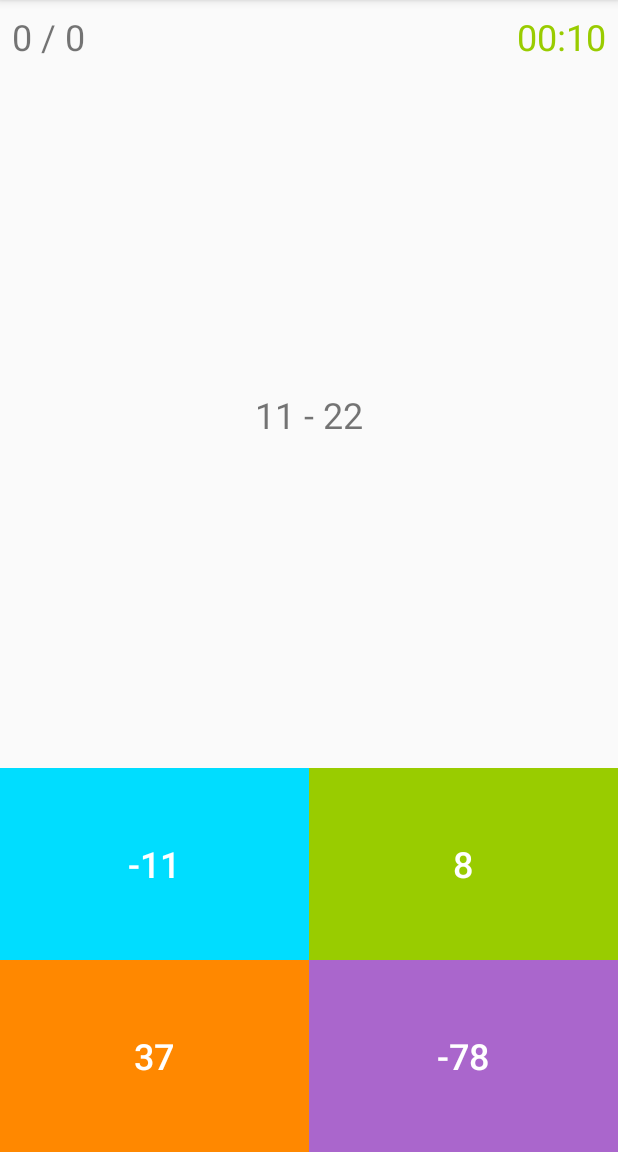
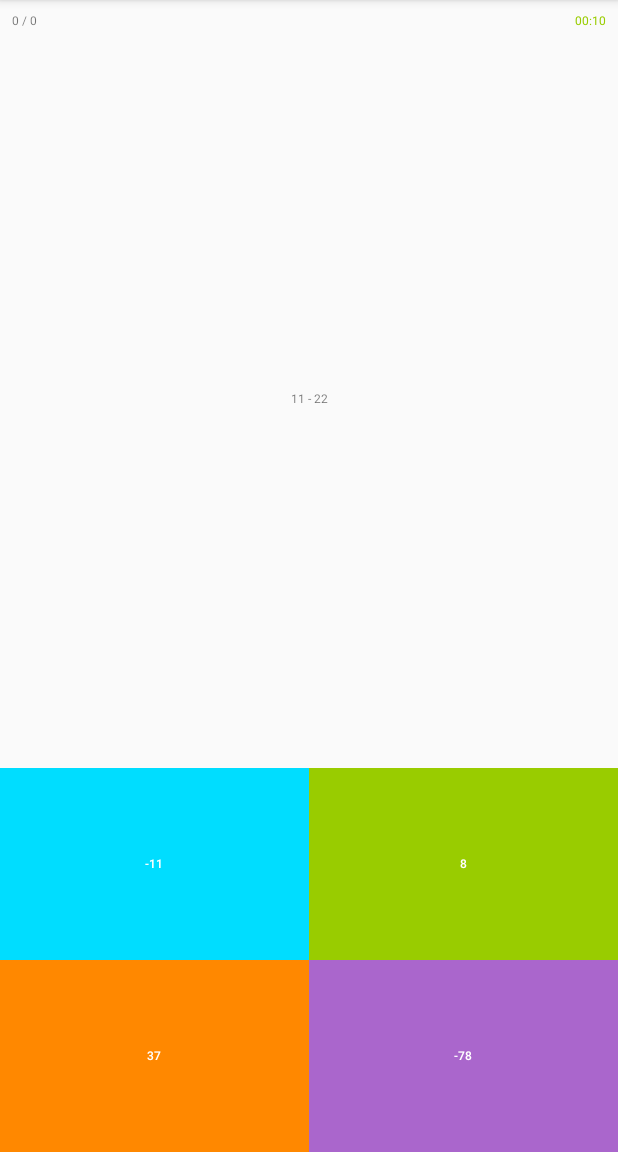
Before and after one commit to Nikulia/BrainTrainer, an Android app: the screen it shows after launch (MainActivity), on a phone screen of 412 x 824 dp, the part 84-1236 px from its top. Run offline under Robolectric (Android 15) with nearby library versions, the phone set to English and light mode, and no system bars.

Commit message:
Commit 4

```diff
--- a/app/src/main/java/com/example/braintrainer/MainActivity.java
+++ b/app/src/main/java/com/example/braintrainer/MainActivity.java
@@ -22,8 +22,7 @@ public class MainActivity extends AppCompatActivity {
     private static final int MAX_SUM = 200;
     private static final int COUNT_OF_VARIANTS = 4;
     public static final String SCORE = "score";
-    private static final String GAMES_PLAYED = "gamesPlayed";
-    private static final String TIMER = "timer";
+
     private Random random;
     private int rightVariant;
     private int score;
@@ -93,10 +92,18 @@ public class MainActivity extends AppCompatActivity {
     private ArrayList<Integer> getVariants(int rightVariant) {
         ArrayList<Integer> variants = new ArrayList<>();
         variants.add(rightVariant);
-        for (int i = 0; i < COUNT_OF_VARIANTS - 1; i++)
-            variants.add(random.nextInt(MAX_SUM) - MAX_SUM / 2);
+        for (int i = 0; i < COUNT_OF_VARIANTS - 1; i++) {
+            int wrongVariant = getWrongVariant();
+            while (wrongVariant == rightVariant)
+                wrongVariant = getWrongVariant();
+            variants.add(wrongVariant);
+        }
         Collections.shuffle(variants);
         return variants;
+    }
+
+    private int getWrongVariant() {
+        return random.nextInt(MAX_SUM) - MAX_SUM / 2;
     }
 
     private String getStringSeconds(int seconds) {
--- a/app/src/main/res/layout/activity_main.xml
+++ b/app/src/main/res/layout/activity_main.xml
@@ -10,8 +10,8 @@
         android:id="@+id/textViewScore"
         android:layout_width="wrap_content"
         android:layout_height="wrap_content"
-        android:layout_margin="8dp"
-        android:textSize="24sp"
+        android:layout_margin="@dimen/margin_text_view"
+        android:textSize="@dimen/text_size"
         app:layout_constraintStart_toStartOf="parent"
         app:layout_constraintTop_toTopOf="parent" />
 
@@ -19,9 +19,9 @@
         android:id="@+id/textViewTimer"
         android:layout_width="wrap_content"
         android:layout_height="wrap_content"
-        android:layout_margin="8dp"
+        android:layout_margin="@dimen/margin_text_view"
         android:textColor="@android:color/holo_green_light"
-        android:textSize="24sp"
+        android:textSize="@dimen/text_size"
         app:layout_constraintEnd_toEndOf="parent"
         app:layout_constraintTop_toTopOf="parent" />
 
@@ -29,29 +29,28 @@
         android:id="@+id/textViewTask"
         android:layout_width="wrap_content"
         android:layout_height="wrap_content"
-        android:layout_margin="8dp"
-        android:textSize="24sp"
-        app:layout_constraintBottom_toTopOf="@+id/guideline2"
+        android:textSize="@dimen/text_size"
+        app:layout_constraintBottom_toTopOf="@+id/guideline"
         app:layout_constraintEnd_toEndOf="parent"
         app:layout_constraintStart_toStartOf="parent"
         app:layout_constraintTop_toBottomOf="@+id/textViewScore" />
 
     <androidx.constraintlayout.widget.Guideline
-        android:id="@+id/guideline2"
+        android:id="@+id/guideline"
         android:layout_width="wrap_content"
         android:layout_height="wrap_content"
         android:orientation="horizontal"
         app:layout_constraintGuide_percent="0.666666" />
 
     <LinearLayout
-        android:id="@+id/linearLayout"
+        android:id="@+id/linearLayout1"
         android:layout_width="match_parent"
         android:layout_height="0dp"
         android:orientation="horizontal"
         app:layout_constraintBottom_toTopOf="@+id/linearLayout2"
         app:layout_constraintEnd_toEndOf="parent"
         app:layout_constraintStart_toStartOf="parent"
-        app:layout_constraintTop_toBottomOf="@id/guideline2">
+        app:layout_constraintTop_toBottomOf="@id/guideline">
 
         <Button
             android:id="@+id/buttonVariantOne"
@@ -61,7 +60,7 @@
             android:background="@android:color/holo_blue_bright"
             android:onClick="onClickChooseVariant"
             android:textColor="@android:color/background_light"
-            android:textSize="24sp" />
+            android:textSize="@dimen/text_size" />
 
         <Button
             android:id="@+id/buttonVariantTwo"
@@ -71,7 +70,7 @@
             android:background="@android:color/holo_green_light"
             android:onClick="onClickChooseVariant"
             android:textColor="@android:color/background_light"
-            android:textSize="24sp" />
+            android:textSize="@dimen/text_size" />
     </LinearLayout>
 
     <LinearLayout
@@ -82,7 +81,7 @@
         app:layout_constraintBottom_toBottomOf="parent"
         app:layout_constraintEnd_toEndOf="parent"
         app:layout_constraintStart_toStartOf="parent"
-        app:layout_constraintTop_toBottomOf="@id/linearLayout">
+        app:layout_constraintTop_toBottomOf="@id/linearLayout1">
 
         <Button
             android:id="@+id/buttonVariantThree"
@@ -92,7 +91,7 @@
             android:background="@android:color/holo_orange_dark"
             android:onClick="onClickChooseVariant"
             android:textColor="@android:color/background_light"
-            android:textSize="24sp" />
+            android:textSize="@dimen/text_size" />
 
         <Button
             android:id="@+id/buttonVariantFour"
@@ -102,7 +101,7 @@
             android:background="@android:color/holo_purple"
             android:onClick="onClickChooseVariant"
             android:textColor="@android:color/background_light"
-            android:textSize="24sp" />
+            android:textSize="@dimen/text_size" />
     </LinearLayout>
 
 </androidx.constraintlayout.widget.ConstraintLayout>
```
